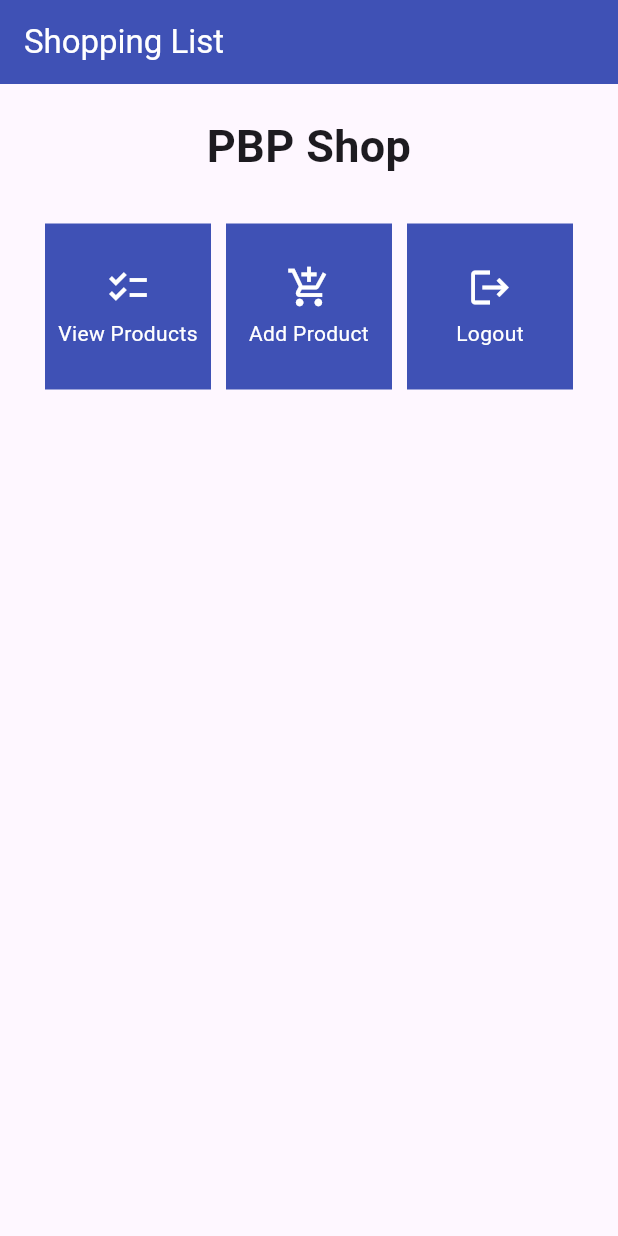
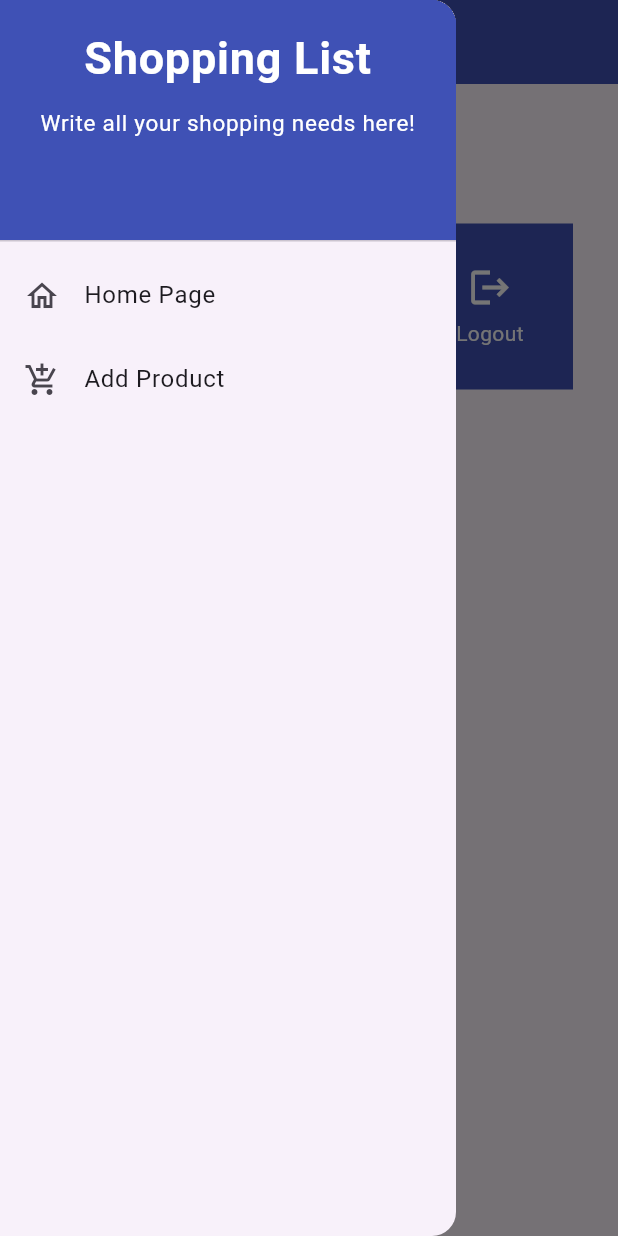
Before and after one commit to brmntyprytm/shopping-list-mobile, a Flutter app: the screen it shows after launch, with the side drawer open (before the commit the screen has no drawer), on a phone screen of 412 x 824 dp. Run offline on Flutter 3.47's test engine with Material 2 defaults, Android fonts, the phone set to English and light mode, and no system bars.

Commit message:
completed tutorial 7

```diff
--- a/lib/menu.dart
+++ b/lib/screens/menu.dart
@@ -1,4 +1,6 @@
 import 'package:flutter/material.dart';
+import 'package:shopping_list/widgets/left_drawer.dart';
+import 'package:shopping_list/widgets/shopcard.dart';
 
 class MyHomePage extends StatelessWidget {
   MyHomePage({Key? key}) : super(key: key);
@@ -17,7 +19,9 @@ class MyHomePage extends StatelessWidget {
           style: TextStyle(color: Colors.white),
         ),
         backgroundColor: Colors.indigo,
+        foregroundColor: Colors.white,
       ),
+      drawer: const LeftDrawer(),
       body: SingleChildScrollView(
         // Scrolling wrapper widget
         child: Padding(
@@ -58,55 +62,3 @@ class MyHomePage extends StatelessWidget {
     );
   }
 }
-
-class ShopItem {
-  final String name;
-  final IconData icon;
-
-  ShopItem(this.name, this.icon);
-}
-
-class ShopCard extends StatelessWidget {
-  final ShopItem item;
-
-  const ShopCard(this.item, {Key? key}); // Constructor
-
-  @override
-  Widget build(BuildContext context) {
-    return Material(
-      color: Colors.indigo,
-      child: InkWell(
-        // Responsive touch area
-        onTap: () {
-          // Show a SnackBar when clicked
-          ScaffoldMessenger.of(context)
-            ..hideCurrentSnackBar()
-            ..showSnackBar(SnackBar(
-                content: Text("You pressed the ${item.name} button!")));
-        },
-        child: Container(
-          // Container to hold Icon and Text
-          padding: const EdgeInsets.all(8),
-          child: Center(
-            child: Column(
-              mainAxisAlignment: MainAxisAlignment.center,
-              children: [
-                Icon(
-                  item.icon,
-                  color: Colors.white,
-                  size: 30.0,
-                ),
-                const Padding(padding: EdgeInsets.all(3)),
-                Text(
-                  item.name,
-                  textAlign: TextAlign.center,
-                  style: const TextStyle(color: Colors.white),
-                ),
-              ],
-            ),
-          ),
-        ),
-      ),
-    );
-  }
-}
--- /dev/null
+++ b/lib/widgets/left_drawer.dart
@@ -0,0 +1,72 @@
+import 'package:flutter/material.dart';
+import 'package:shopping_list/screens/menu.dart';
+import 'package:shopping_list/screens/shoplist_form.dart';
+
+class LeftDrawer extends StatelessWidget {
+  const LeftDrawer({super.key});
+
+  @override
+  Widget build(BuildContext context) {
+    return Drawer(
+      child: ListView(
+        children: [
+          const DrawerHeader(
+            decoration: BoxDecoration(
+              color: Colors.indigo,
+            ),
+            child: Column(
+              children: [
+                Text(
+                  'Shopping List',
+                  textAlign: TextAlign.center,
+                  style: TextStyle(
+                    fontSize: 30,
+                    fontWeight: FontWeight.bold,
+                    color: Colors.white,
+                  ),
+                ),
+                SizedBox(height: 10), // Use SizedBox for padding
+                Text(
+                  "Write all your shopping needs here!",
+                  textAlign: TextAlign.center,
+                  style: TextStyle(
+                    fontSize: 15,
+                    color: Colors.white,
+                    fontWeight: FontWeight.normal,
+                  ),
+                ),
+              ],
+            ),
+          ),
+          ListTile(
+            leading: const Icon(Icons.home_outlined),
+            title: const Text(
+                'Home Page'), // Corrected typo: 'Homa Page' to 'Home Page'
+            // Redirect to MyHomePage
+            onTap: () {
+              Navigator.pushReplacement(
+                context,
+                MaterialPageRoute(
+                  builder: (context) => MyHomePage(),
+                ),
+              );
+            },
+          ),
+          ListTile(
+            leading: const Icon(Icons.add_shopping_cart),
+            title: const Text('Add Product'),
+            // Redirect to ShopFormPage
+            onTap: () {
+              Navigator.push(
+                context,
+                MaterialPageRoute(
+                  builder: (context) => const ShopFormPage(),
+                ),
+              );
+            },
+          ),
+        ],
+      ),
+    );
+  }
+}
--- /dev/null
+++ b/lib/widgets/shopcard.dart
@@ -0,0 +1,64 @@
+import 'package:flutter/material.dart';
+import 'package:shopping_list/screens/shoplist_form.dart';
+
+class ShopItem {
+  final String name;
+  final IconData icon;
+
+  ShopItem(this.name, this.icon);
+}
+
+class ShopCard extends StatelessWidget {
+  final ShopItem item;
+
+  // ignore: use_key_in_widget_constructors
+  const ShopCard(this.item, {Key? key});
+
+  @override
+  Widget build(BuildContext context) {
+    return Material(
+      color: Colors.indigo,
+      child: InkWell(
+        // Area responsive to touch
+        onTap: () {
+          // Show SnackBar when clicked
+          ScaffoldMessenger.of(context)
+            ..hideCurrentSnackBar()
+            ..showSnackBar(SnackBar(
+                content: Text("You pressed the ${item.name} button!")));
+
+          // Navigate to the appropriate route (depending on the button type)
+          if (item.name == "Add Product") {
+            Navigator.push(
+              context,
+              MaterialPageRoute(
+                builder: (context) => const ShopFormPage(),
+              ),
+            );
+          }
+        },
+        child: Container(
+          padding: const EdgeInsets.all(8),
+          child: Center(
+            child: Column(
+              mainAxisAlignment: MainAxisAlignment.center,
+              children: [
+                Icon(
+                  item.icon,
+                  color: Colors.white,
+                  size: 30.0,
+                ),
+                const Padding(padding: EdgeInsets.all(3)),
+                Text(
+                  item.name,
+                  textAlign: TextAlign.center,
+                  style: const TextStyle(color: Colors.white),
+                ),
+              ],
+            ),
+          ),
+        ),
+      ),
+    );
+  }
+}
```
Also changed, not shown: lib/main.dart (+1 -17 lines), lib/screens/shoplist_form.dart (added, +158 -0 lines), 1 other file.
